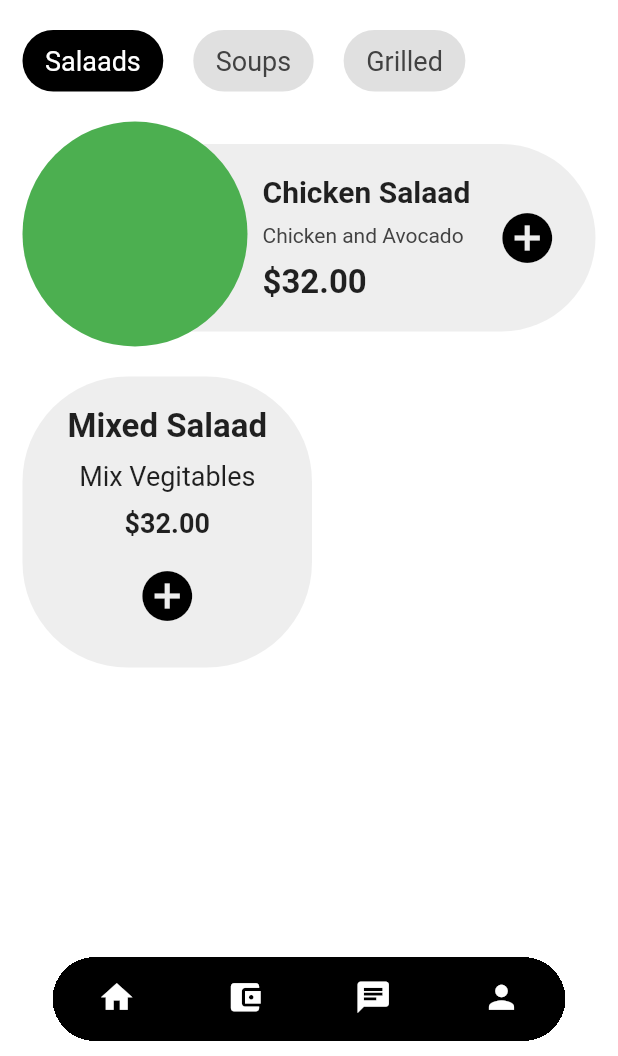
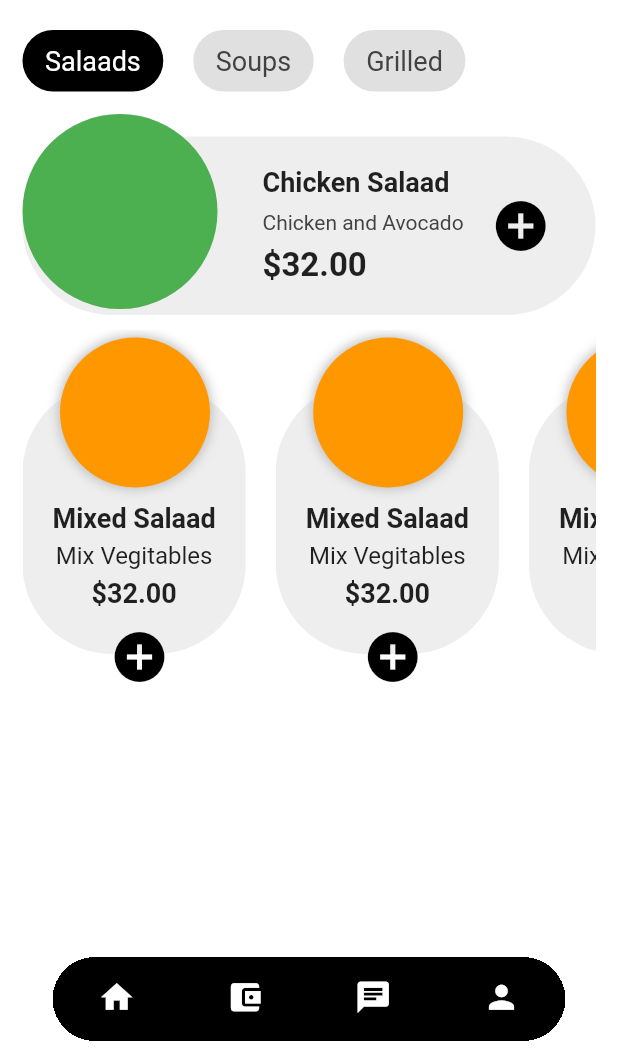
Before and after one commit to codingbbq/flutter_food_app, a Flutter app: the screen it shows after launch, on a phone screen of 412 x 824 dp, the part 180-1236 px from its top. Run offline on Flutter 3.47's test engine with Material 2 defaults, Android fonts, the phone set to English and light mode, and no system bars.

Commit message:
Listing of Dish and creating of Dish model

```diff
--- a/lib/pages/home.dart
+++ b/lib/pages/home.dart
@@ -90,14 +90,14 @@ class Home extends StatelessWidget {
               Tags(),
 
               SizedBox(
-                height: 20.0,
+                height: 15.0,
               ),
 
               // For Dish of the Day
               SelectedDish(),
 
               SizedBox(
-                height: 20.0,
+                height: 10.0,
               ),
 
               // For Horizontal scrolling Menu items
--- /dev/null
+++ b/lib/utils/DishItem.dart
@@ -0,0 +1,85 @@
+import 'package:flutter/material.dart';
+
+class DishItem extends StatelessWidget {
+  @override
+  Widget build(BuildContext context) {
+    return Stack(children: [
+      Container(
+        margin: EdgeInsets.only(
+          right: 20.0,
+          top: 35.0,
+          bottom: 20.0,
+        ),
+        padding: EdgeInsets.only(
+          top: 80.0,
+          left: 20.0,
+          right: 20.0,
+          bottom: 30.0,
+        ),
+        decoration: BoxDecoration(
+          color: Colors.grey[200],
+          borderRadius: BorderRadius.circular(60.0),
+        ),
+        child: Column(
+          children: [
+            Text(
+              "Mixed Salaad",
+              style: TextStyle(
+                fontWeight: FontWeight.bold,
+                fontSize: 18.0,
+              ),
+            ),
+            SizedBox(height: 5.0),
+            Text(
+              "Mix Vegitables",
+              style: TextStyle(
+                fontSize: 16.0,
+              ),
+            ),
+            SizedBox(height: 5.0),
+            Text(
+              r"$32.00",
+              style: TextStyle(
+                fontSize: 18.0,
+                fontWeight: FontWeight.bold,
+              ),
+            ),
+          ],
+        ),
+      ),
+
+      // Image
+      Positioned(
+        top: 5.0,
+        left: 25.0,
+        child: Container(
+          width: 100,
+          height: 100,
+          decoration: BoxDecoration(
+              color: Colors.orange,
+              borderRadius: BorderRadius.circular(50.0),
+              boxShadow: <BoxShadow>[
+                BoxShadow(
+                  blurRadius: 6.0,
+                  spreadRadius: 1.0,
+                  color: Colors.grey[400],
+                )
+              ]),
+        ),
+      ),
+
+      Positioned(
+        bottom: -10.0,
+        left: 50.0,
+        child: IconButton(
+          iconSize: 40.0,
+          onPressed: () {},
+          icon: Icon(
+            Icons.add_circle,
+            color: Colors.black,
+          ),
+        ),
+      ),
+    ]);
+  }
+}
--- a/lib/utils/ListOfDishes.dart
+++ b/lib/utils/ListOfDishes.dart
@@ -1,4 +1,6 @@
 import 'package:flutter/material.dart';
+import 'package:flutter_food_app/models/list_dish.dart';
+import 'package:flutter_food_app/utils/DishItem.dart';
 
 class ListOfDishes extends StatelessWidget {
   @override
@@ -7,56 +9,7 @@ class ListOfDishes extends StatelessWidget {
       child: SingleChildScrollView(
         scrollDirection: Axis.horizontal,
         child: Row(
-          children: [
-            Container(
-              margin: EdgeInsets.only(
-                right: 20.0,
-              ),
-              padding: EdgeInsets.symmetric(
-                vertical: 20.0,
-                horizontal: 30.0,
-              ),
-              decoration: BoxDecoration(
-                color: Colors.grey[200],
-                borderRadius: BorderRadius.circular(70.0),
-              ),
-              child: Column(
-                children: [
-                  Text(
-                    "Mixed Salaad",
-                    style: TextStyle(
-                      fontWeight: FontWeight.bold,
-                      fontSize: 22.0,
-                    ),
-                  ),
-                  SizedBox(height: 10.0),
-                  Text(
-                    "Mix Vegitables",
-                    style: TextStyle(
-                      fontSize: 18.0,
-                    ),
-                  ),
-                  SizedBox(height: 10.0),
-                  Text(
-                    r"$32.00",
-                    style: TextStyle(
-                      fontSize: 18.0,
-                      fontWeight: FontWeight.bold,
-                    ),
-                  ),
-                  SizedBox(height: 10.0),
-                  IconButton(
-                    iconSize: 40.0,
-                    onPressed: () {},
-                    icon: Icon(
-                      Icons.add_circle,
-                      color: Colors.black,
-                    ),
-                  )
-                ],
-              ),
-            )
-          ],
+          children: [for (var item in listofdishes) DishItem()],
         ),
       ),
     );
--- a/lib/utils/SelectedDish.dart
+++ b/lib/utils/SelectedDish.dart
@@ -23,12 +23,12 @@ class SelectedDish extends StatelessWidget {
                   Text(
                     "Chicken Salaad",
                     style: TextStyle(
-                      fontSize: 20.0,
+                      fontSize: 18.0,
                       fontWeight: FontWeight.bold,
                     ),
                   ),
                   SizedBox(
-                    height: 10.0,
+                    height: 8.0,
                   ),
                   Text(
                     "Chicken and Avocado",
@@ -37,7 +37,7 @@ class SelectedDish extends StatelessWidget {
                     ),
                   ),
                   SizedBox(
-                    height: 10.0,
+                    height: 8.0,
                   ),
                   Text(
                     r"$32.00",
@@ -63,8 +63,8 @@ class SelectedDish extends StatelessWidget {
           ),
         ),
         Container(
-          width: 150,
-          height: 150,
+          width: 130,
+          height: 130,
           decoration: BoxDecoration(
             borderRadius: BorderRadius.circular(150.0),
             color: Colors.green,
--- a/pubspec.yaml
+++ b/pubspec.yaml
@@ -45,8 +45,8 @@ flutter:
   uses-material-design: true
 
   # To add assets to your application, add an assets section, like this:
-  #assets:
-  #  - images/
+  assets:
+    - assets/images
 
   # An image asset can refer to one or more resolution-specific "variants", see
   # https://flutter.dev/assets-and-images/#resolution-aware.
```
Also changed, not shown: lib/models/list_dish.dart (added, +38 -0 lines), assets/images/0ssalaad.png (renamed from assets/images/05salaad.png).
